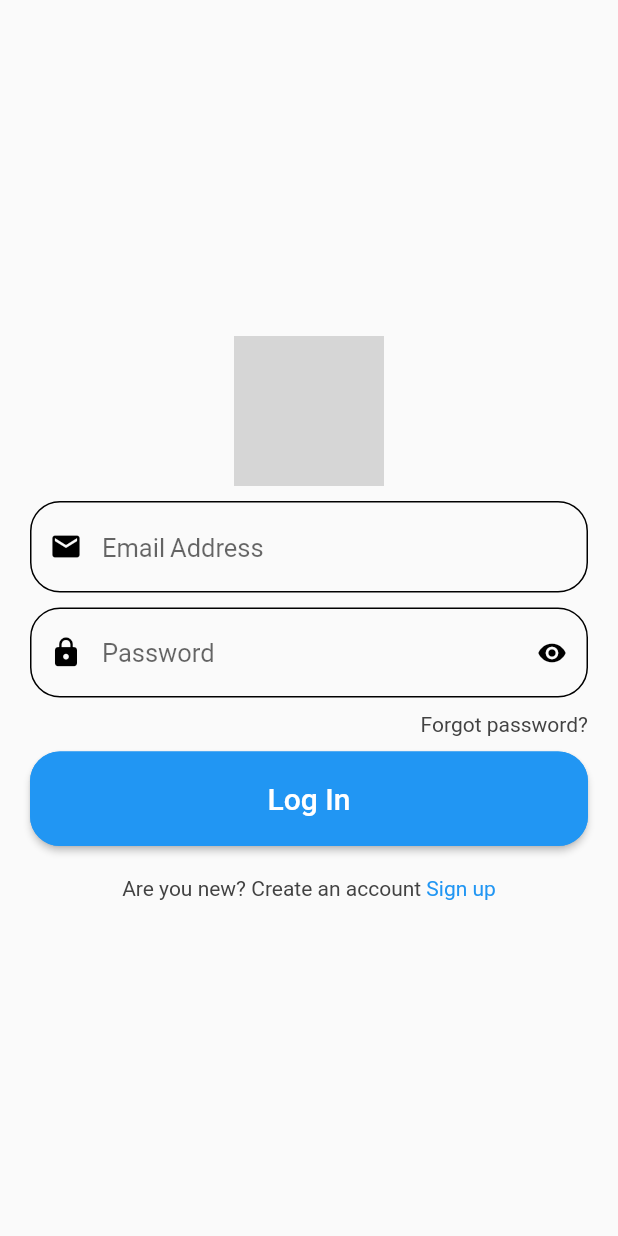
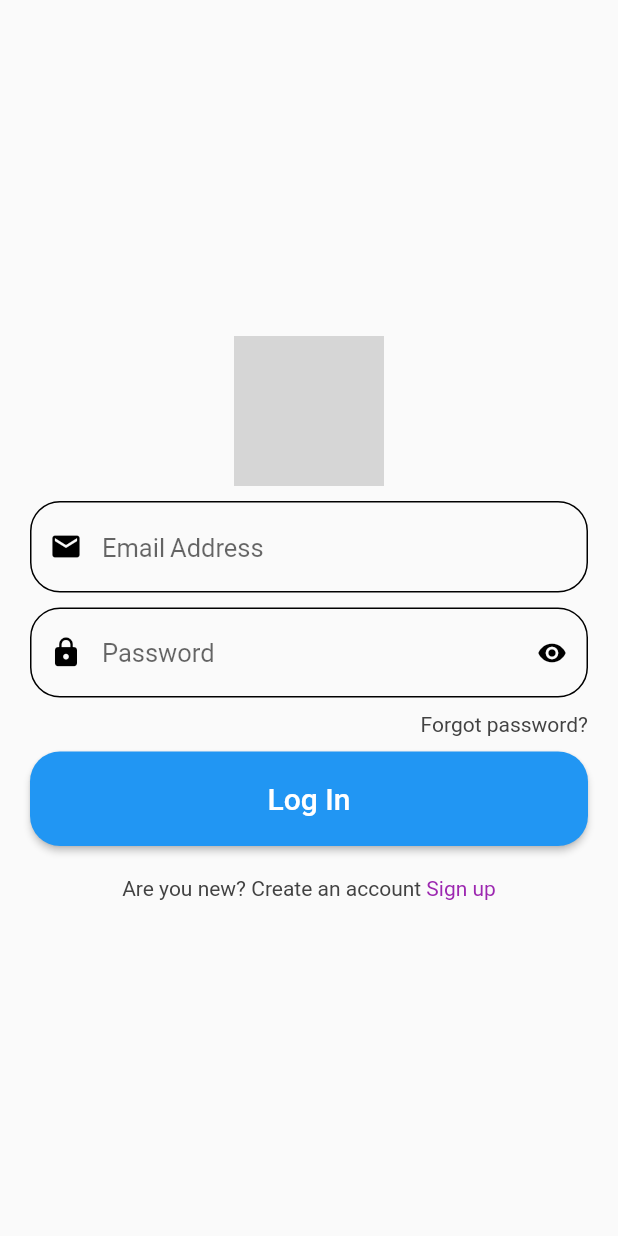
Before and after one commit to ishwar46/ProjectJutta, a Flutter app: the LoginScreen screen opened by its route, on a phone screen of 412 x 824 dp. Run offline on Flutter 3.47's test engine with Material 2 defaults, Android fonts, the phone set to English and light mode, and no system bars; drawn by our look-alikes of loader_overlay; our stand-ins replace cloud_firestore, curved_navigation_bar, firebase_auth, firebase_core, firebase_messaging, firebase_storage and 10 more; missing offline and left inert: fluid_bottom_nav_bar, flutter_barcode_scanner; accounts and stored records are empty; network calls fail; Roboto replaces fonts that are missing (WorkSansSemiBold); grey boxes are pictures that could not be loaded.

```diff
--- a/jutta_junction/lib/main.dart
+++ b/jutta_junction/lib/main.dart
@@ -84,7 +84,7 @@ class Myapp extends StatelessWidget {
 
             //theme: MyTheme.lightTheme(context),
             //darkTheme: MyTheme.darkTheme(context),
-            initialRoute: "/login",
+            initialRoute: "/NewHomePage",
             debugShowCheckedModeBanner: false,
             // initialRoute: MyRoutes.homeRoute,
             routes: {
--- a/jutta_junction/lib/pages/login_page.dart
+++ b/jutta_junction/lib/pages/login_page.dart
@@ -165,8 +165,9 @@ class _LoginScreenState extends State<LoginScreen> {
                           shape:
                               MaterialStateProperty.all<RoundedRectangleBorder>(
                                   RoundedRectangleBorder(
-                                      borderRadius: BorderRadius.circular(20),
-                                      side: BorderSide(color: Colors.blue))),
+                            borderRadius: BorderRadius.circular(20),
+                            //side: BorderSide(color: Colors.purple)
+                          )),
                           padding: MaterialStateProperty.all<EdgeInsets>(
                               EdgeInsets.symmetric(vertical: 20)),
                         ),
@@ -194,7 +195,7 @@ class _LoginScreenState extends State<LoginScreen> {
                           },
                           child: Text(
                             "Sign up",
-                            style: TextStyle(color: Colors.blue),
+                            style: TextStyle(color: Colors.purple),
                           ))
                     ],
                   ),
```
Also changed, not shown: jutta_junction/lib/pages/edit_profile.dart (+8 -0 lines), jutta_junction/lib/repositories/auth_repository.dart (+10 -0 lines), jutta_junction/lib/viewmodels/auth_viewmodel.dart (+8 -0 lines).
